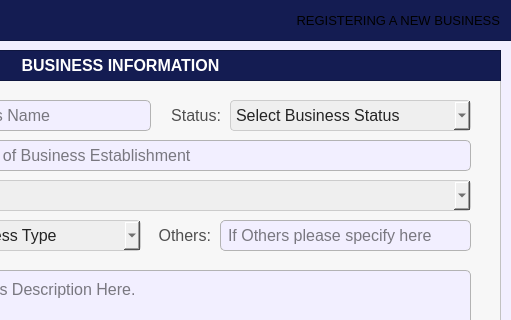
Yohhannn/Barangay-Records-Statistics-System, file Resources/UIs/PopUp/Screen_Institutions/register_business.ui: the form before one commit; both pictures show x 270 to 781 and y 0 to 320 of the 781 by 583 pixel window.
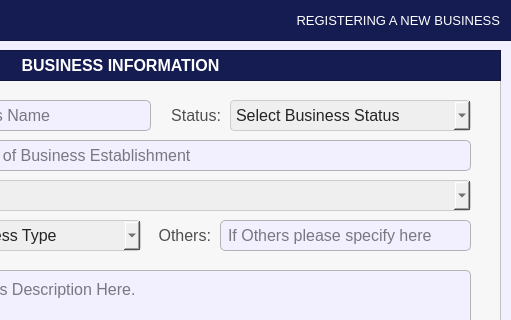
The form after the commit. Icons and pictures are not drawn.

Patch:
```diff
--- a/Resources/UIs/PopUp/Screen_Institutions/register_business.ui
+++ b/Resources/UIs/PopUp/Screen_Institutions/register_business.ui
@@ -1293,7 +1293,7 @@
     <property name="styleSheet">
      <string notr="true">#filteroptions_label {
 	background-color: transparent;
-	color: #white;
+	color: #FFFFFF;
 }
 </string>
     </property>
```
